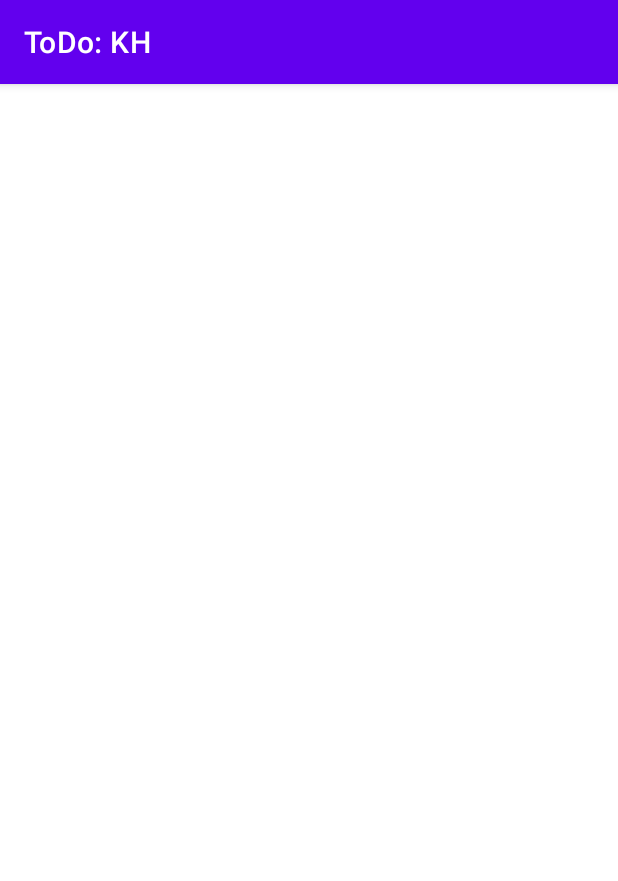
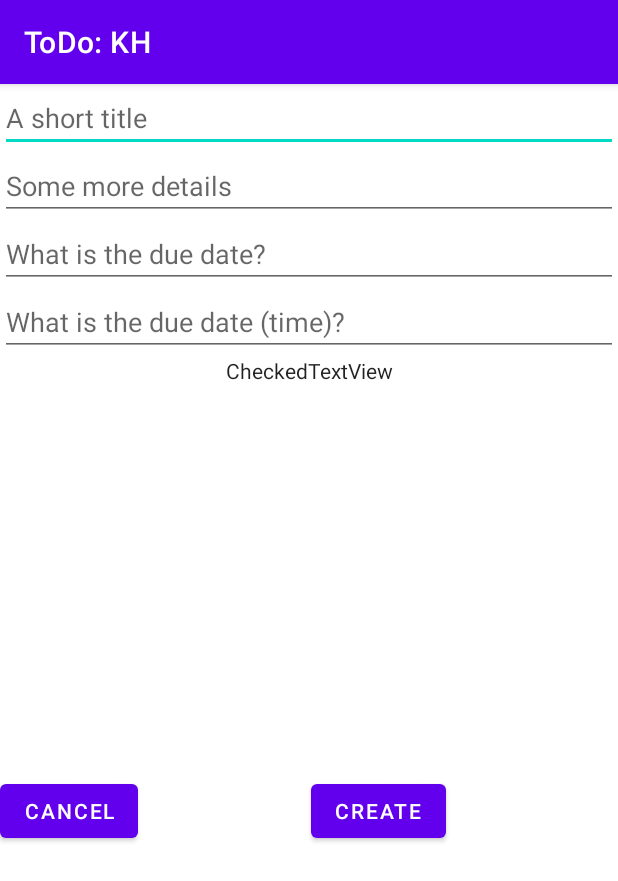
Before and after one commit to kristen-hyman/CS5520_project, an Android app: the NewToDoActivity screen opened directly, with no data from a screen before it, on a phone screen of 412 x 824 dp. Shown: the top 881 px of the screen. Run offline under Robolectric (Android 15) with nearby library versions, the phone set to English and light mode, and no system bars; our stand-ins replace data binding.

Commit message:
updated app

```diff
--- a/ToDoAppKH/app/src/main/java/edu/neu/madsea/kristenhyman/NewToDoActivity.java
+++ b/ToDoAppKH/app/src/main/java/edu/neu/madsea/kristenhyman/NewToDoActivity.java
@@ -6,6 +6,12 @@ import androidx.lifecycle.Observer;
 import androidx.lifecycle.ViewModelProvider;
 
 import android.os.Bundle;
+import android.view.View;
+import android.widget.Button;
+
+import edu.neu.madsea.kristenhyman.data.ToDo;
+import edu.neu.madsea.kristenhyman.data.ToDoRepository;
+import edu.neu.madsea.kristenhyman.databinding.ActivityNewToDoBinding;
 
 
 /**
@@ -19,10 +25,31 @@ public class NewToDoActivity extends AppCompatActivity {
     @Override
     protected void onCreate(Bundle savedInstanceState) {
         super.onCreate(savedInstanceState);
-        setContentView(R.layout.activity_new_to_do);
+        // setContentView(R.layout.activity_new_to_do);
+
+        // use binding to set the data for the view
+        // jetpack generates this class for you for binding
+        ActivityNewToDoBinding binding = ActivityNewToDoBinding.inflate(getLayoutInflater());
+        // this is the instance associated w/ the binding to make sure i'm using hte asme
+        // viewmodel and layout between activity and lauyout
+        setContentView(binding.getRoot());
 
         // Get an instance to the shared ViewModel
+        // this must be the same between the activity and the layout
         toDoViewModel = new ViewModelProvider(this).get(ToDoViewModel.class);
+        binding.setViewmodel(toDoViewModel);
+
+        // finding the create button
+        Button button = (Button)findViewById(R.id.buttonCreate);
+
+
+        button.setOnClickListener(new View.OnClickListener() {
+            @Override
+            public void onClick(View view) {
+                toDoViewModel.createTodo();
+            }
+        });
+
 
         // Observe a flag we use to say the new ToDo has been created
         // This is a bit of a hack; there's a slightly better way to do this (observe an
@@ -38,4 +65,5 @@ public class NewToDoActivity extends AppCompatActivity {
         });
     }
 
+
 }
--- a/ToDoAppKH/app/src/main/java/edu/neu/madsea/kristenhyman/ToDoListFragment.java
+++ /dev/null
@@ -1,59 +0,0 @@
-package edu.neu.madsea.kristenhyman;
-
-
-import android.os.Bundle;
-import android.view.LayoutInflater;
-import android.view.View;
-import android.view.ViewGroup;
-import android.widget.LinearLayout;
-
-import androidx.annotation.NonNull;
-import androidx.constraintlayout.widget.ConstraintLayout;
-import androidx.fragment.app.Fragment;
-
-import com.google.android.material.snackbar.Snackbar;
-
-import edu.neu.madsea.kristenhyman.data.ToDoRepository;
-import edu.neu.madsea.kristenhyman.data.ToDo;
-import edu.neu.madsea.kristenhyman.databinding.FragmentToDoListBinding;
-import edu.neu.madsea.kristenhyman.databinding.ToDoItemViewBinding;
-
-/**
- *  Adapted from Adrienne
- */
-public class ToDoListFragment extends Fragment {
-
-    private FragmentToDoListBinding binding;
-
-    @Override
-    public View onCreateView(
-            LayoutInflater inflater, ViewGroup container,
-            Bundle savedInstanceState
-    ) {
-        binding = FragmentToDoListBinding.inflate(inflater, container, false);
-
-        for (ToDo todo : ToDoRepository.getAllTodos()) {
-            ToDoItemViewBinding todoBinding = ToDoItemViewBinding.inflate(inflater, binding.todoItemsLayout, true);
-            todoBinding.setTodoTask(todo);
-
-            (todoBinding.titleTextView).setOnClickListener(new View.OnClickListener() {
-                @Override
-                public void onClick(View view) {
-                    Snackbar.make(view, todo.getTaskTitle(), Snackbar.LENGTH_LONG)
-                            .setAction("Action", null).show();
-                }
-            });
-        }
-        return binding.getRoot();
-    }
-
-    public void onViewCreated(@NonNull View view, Bundle savedInstanceState) {
-        super.onViewCreated(view, savedInstanceState);
-    }
-
-    @Override
-    public void onDestroyView() {
-        super.onDestroyView();
-        binding = null;
-    }
-}
--- a/ToDoAppKH/app/src/main/java/edu/neu/madsea/kristenhyman/data/ToDoRepository.java
+++ b/ToDoAppKH/app/src/main/java/edu/neu/madsea/kristenhyman/data/ToDoRepository.java
@@ -21,6 +21,7 @@ public class ToDoRepository implements Iterable<ToDo>{
 
     private ToDoRepository() {
         todoSet = new ArrayList<ToDo>();
+
     }
 
     public List<ToDo> asList() {
@@ -30,6 +31,7 @@ public class ToDoRepository implements Iterable<ToDo>{
     public static ToDoRepository getAllTodos() {
         if (singleton == null) {
             singleton = new ToDoRepository();
+            addToDo(ToDo.createTodo("task1", "details1"));
         }
         return singleton;
     }
--- a/ToDoAppKH/app/src/main/res/layout/activity_new_to_do.xml
+++ b/ToDoAppKH/app/src/main/res/layout/activity_new_to_do.xml
@@ -1,22 +1,113 @@
 <?xml version="1.0" encoding="utf-8"?>
 <!--   Adapted from Adrienne https://github.com/ahope/cs5520_project/tree/main/todo-list -->
 
-<androidx.constraintlayout.widget.ConstraintLayout xmlns:android="http://schemas.android.com/apk/res/android"
-    xmlns:app="http://schemas.android.com/apk/res-auto"
+<layout xmlns:android="http://schemas.android.com/apk/res/android"
+    xmlns:app="http://schemas.android.com/apk/res-auto">
+
+    <!--  data here is getting tied to teh view mode. tell this to use the viewmodel -->
+    <!--  this piece says that whatever inflates this layout will provide this data -->
+    <!--  have to use binding in the NewToDoActivity class to make sure this data is shared -->
+    <data>
+        <import type="android.view.View"/>
+        <variable
+            name="viewmodel"
+            type="edu.neu.madsea.kristenhyman.ToDoViewModel"/>
+    </data>
+
+<androidx.constraintlayout.widget.ConstraintLayout
     xmlns:tools="http://schemas.android.com/tools"
     android:layout_width="match_parent"
     android:layout_height="match_parent"
     tools:context=".NewToDoActivity">
 
-    <androidx.fragment.app.FragmentContainerView
-        android:id="@+id/new_to_do_fragment"
-        android:name="edu.neu.madsea.kristenhyman.ToDoListFragment"
-        android:layout_width="0dp"
-        android:layout_height="wrap_content"
-        app:defaultNavHost="true"
-        app:layout_constraintLeft_toLeftOf="parent"
-        app:layout_constraintRight_toRightOf="parent"
-        app:layout_constraintTop_toTopOf="parent"
-        tools:layout="@layout/fragment_to_do"/>
+
+    <androidx.constraintlayout.widget.ConstraintLayout
+        xmlns:tools="http://schemas.android.com/tools"
+        android:id="@+id/frameLayout"
+        android:layout_width="match_parent"
+        android:layout_height="match_parent"
+        tools:context=".ToDoFragment">
+
+        <EditText
+            android:id="@+id/editTextTodoTitle"
+            android:layout_width="0dp"
+            android:layout_height="wrap_content"
+            android:ems="10"
+            android:hint="A short title"
+            android:text="@={viewmodel.todoTitle}"
+            android:inputType="text|textCapSentences"
+            app:layout_constraintEnd_toEndOf="parent"
+            app:layout_constraintStart_toStartOf="parent"
+            app:layout_constraintTop_toTopOf="parent" />
+
+        <EditText
+            android:id="@+id/editTextTodoDetail"
+            android:layout_width="0dp"
+            android:layout_height="wrap_content"
+            android:editable="true"
+            android:ems="10"
+            android:hint="Some more details"
+            android:text="@={viewmodel.todoDescription}"
+            android:inputType="textLongMessage"
+            android:lines="5"
+            android:singleLine="false"
+            app:layout_constraintEnd_toEndOf="parent"
+            app:layout_constraintStart_toStartOf="parent"
+            app:layout_constraintTop_toBottomOf="@+id/editTextTodoTitle" />
+
+        <EditText
+            android:id="@+id/editTextTodoDeadlineDate"
+            android:layout_width="0dp"
+            android:layout_height="wrap_content"
+            android:ems="10"
+            android:hint="What is the due date?"
+            android:inputType="date"
+            app:layout_constraintEnd_toEndOf="parent"
+            app:layout_constraintStart_toStartOf="parent"
+            app:layout_constraintTop_toBottomOf="@+id/editTextTodoDetail" />
+
+        <EditText
+            android:id="@+id/editTextTodoDeadlineTime"
+            android:layout_width="0dp"
+            android:layout_height="wrap_content"
+            android:ems="10"
+            android:hint="What is the due date (time)?"
+            android:inputType="time"
+            app:layout_constraintEnd_toEndOf="parent"
+            app:layout_constraintStart_toStartOf="parent"
+            app:layout_constraintTop_toBottomOf="@+id/editTextTodoDeadlineDate" />
+
+        <CheckedTextView
+            android:id="@+id/checkedTextView"
+            android:layout_width="wrap_content"
+            android:layout_height="wrap_content"
+            android:text="CheckedTextView"
+            app:layout_constraintEnd_toEndOf="parent"
+            app:layout_constraintStart_toStartOf="parent"
+            app:layout_constraintTop_toBottomOf="@+id/editTextTodoDeadlineTime" />
+
+        <Button
+            android:id="@+id/buttonCancel"
+            android:layout_width="wrap_content"
+            android:layout_height="wrap_content"
+            android:text="Cancel"
+            app:layout_constraintBottom_toBottomOf="parent"
+            app:layout_constraintStart_toStartOf="parent"
+            app:layout_constraintTop_toBottomOf="@+id/checkedTextView" />
+
+        <Button
+            android:id="@+id/buttonCreate"
+            android:layout_width="wrap_content"
+            android:layout_height="wrap_content"
+            android:onClick="createTodo"
+            android:text="Create"
+            app:layout_constraintBottom_toBottomOf="parent"
+            app:layout_constraintEnd_toEndOf="parent"
+            app:layout_constraintStart_toEndOf="@+id/buttonCancel"
+            app:layout_constraintTop_toBottomOf="@+id/checkedTextView" />
+
+    </androidx.constraintlayout.widget.ConstraintLayout>
+
 
 </androidx.constraintlayout.widget.ConstraintLayout>
+</layout>
--- a/ToDoAppKH/app/src/main/res/layout/fragment_to_do_list.xml
+++ /dev/null
@@ -1,24 +0,0 @@
-<?xml version="1.0" encoding="utf-8"?>
-<!--   Adapted from Adrienne https://github.com/ahope/cs5520_project/tree/main/todo-list -->
-
-<androidx.constraintlayout.widget.ConstraintLayout xmlns:android="http://schemas.android.com/apk/res/android"
-    xmlns:app="http://schemas.android.com/apk/res-auto"
-    xmlns:tools="http://schemas.android.com/tools"
-    android:layout_width="match_parent"
-    android:layout_height="match_parent"
-    tools:context=".ToDoListFragment">
-
-    <LinearLayout
-        android:id="@+id/todo_items_layout"
-        android:layout_width="0dp"
-        android:layout_height="wrap_content"
-        android:layout_marginStart="4dp"
-        android:layout_marginTop="4dp"
-        android:layout_marginEnd="4dp"
-        android:orientation="vertical"
-        app:layout_constraintEnd_toEndOf="parent"
-        app:layout_constraintStart_toStartOf="parent"
-        app:layout_constraintTop_toTopOf="parent">
-    </LinearLayout>
-
-</androidx.constraintlayout.widget.ConstraintLayout>
```
Also changed, not shown: ToDoAppKH/app/src/main/res/layout/fragment_to_do.xml (deleted, +0 -103 lines).
